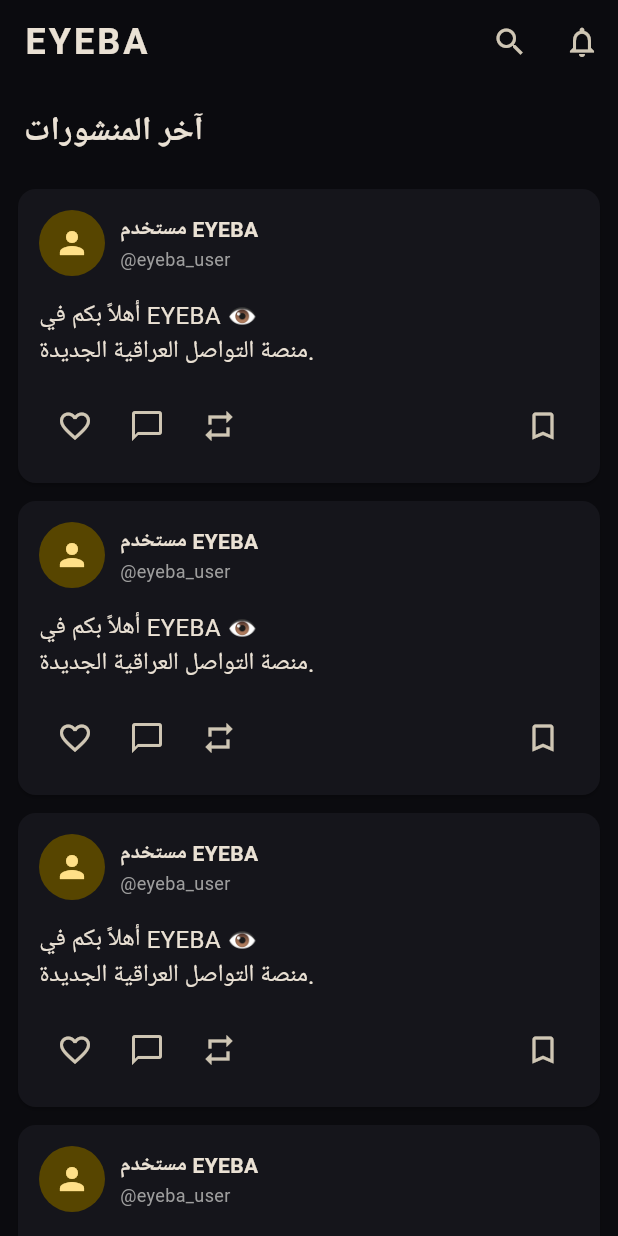
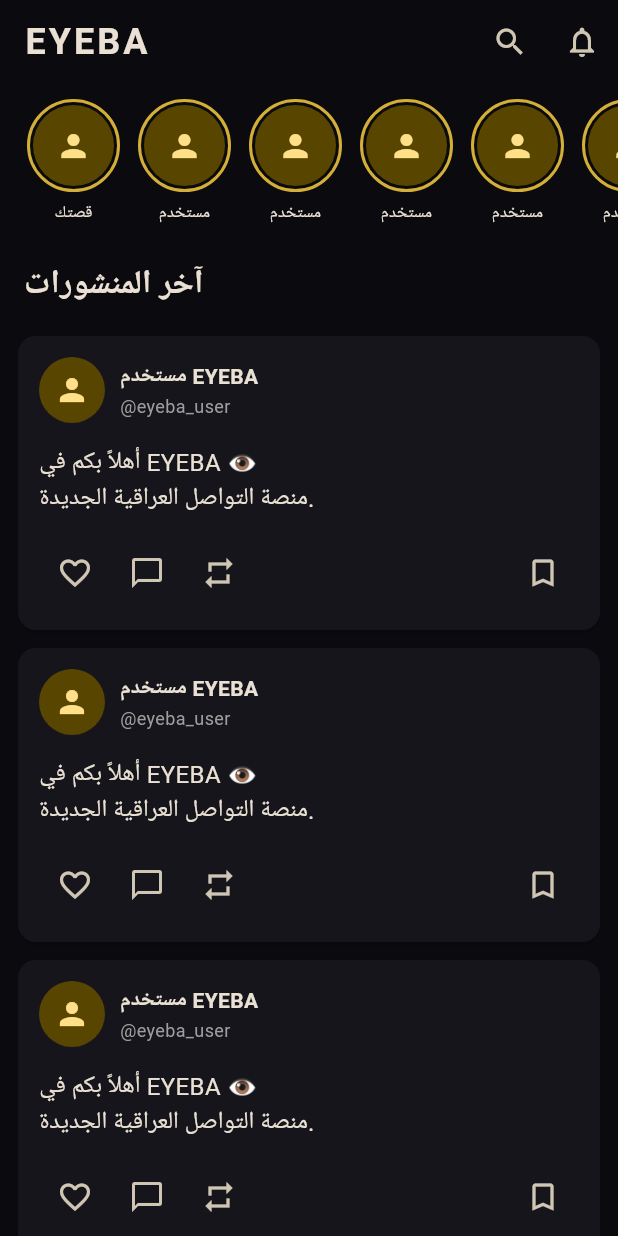
Before and after one commit to madara19091909/dmfl, a Flutter app: the FeedContent widget shown alone on an empty page, opened directly, on a phone screen of 412 x 824 dp. Run offline on Flutter 3.47's test engine with Material 3 defaults, Android fonts, the phone set to English and light mode, and no system bars; Roboto replaces fonts that are missing (sans).

Commit message:
update lib/screens/home_screen.dart

```diff
--- a/lib/screens/home_screen.dart
+++ b/lib/screens/home_screen.dart
@@ -96,9 +96,56 @@ class FeedContent extends StatelessWidget {
             ],
           ),
 
+          // Stories
+          SliverToBoxAdapter(
+            child: SizedBox(
+              height: 110,
+              child: ListView.builder(
+                scrollDirection: Axis.horizontal,
+                padding: const EdgeInsets.symmetric(
+                  horizontal: 12,
+                  vertical: 10,
+                ),
+                itemCount: 8,
+                itemBuilder: (context, index) {
+                  return Padding(
+                    padding: const EdgeInsets.symmetric(horizontal: 6),
+                    child: Column(
+                      children: [
+                        Container(
+                          width: 62,
+                          height: 62,
+                          padding: const EdgeInsets.all(2),
+                          decoration: BoxDecoration(
+                            shape: BoxShape.circle,
+                            border: Border.all(
+                              color: const Color(0xFFD4AF37),
+                              width: 2,
+                            ),
+                          ),
+                          child: const CircleAvatar(
+                            child: Icon(Icons.person),
+                          ),
+                        ),
+                        const SizedBox(height: 6),
+                        Text(
+                          index == 0 ? 'قصتك' : 'مستخدم',
+                          style: const TextStyle(
+                            fontSize: 11,
+                          ),
+                        ),
+                      ],
+                    ),
+                  );
+                },
+              ),
+            ),
+          ),
+
+          // Feed title
           const SliverToBoxAdapter(
             child: Padding(
-              padding: EdgeInsets.all(16),
+              padding: EdgeInsets.fromLTRB(16, 8, 16, 12),
               child: Text(
                 'آخر المنشورات',
                 style: TextStyle(
@@ -109,6 +156,7 @@ class FeedContent extends StatelessWidget {
             ),
           ),
 
+          // Posts
           SliverList(
             delegate: SliverChildBuilderDelegate(
               (context, index) {
```
